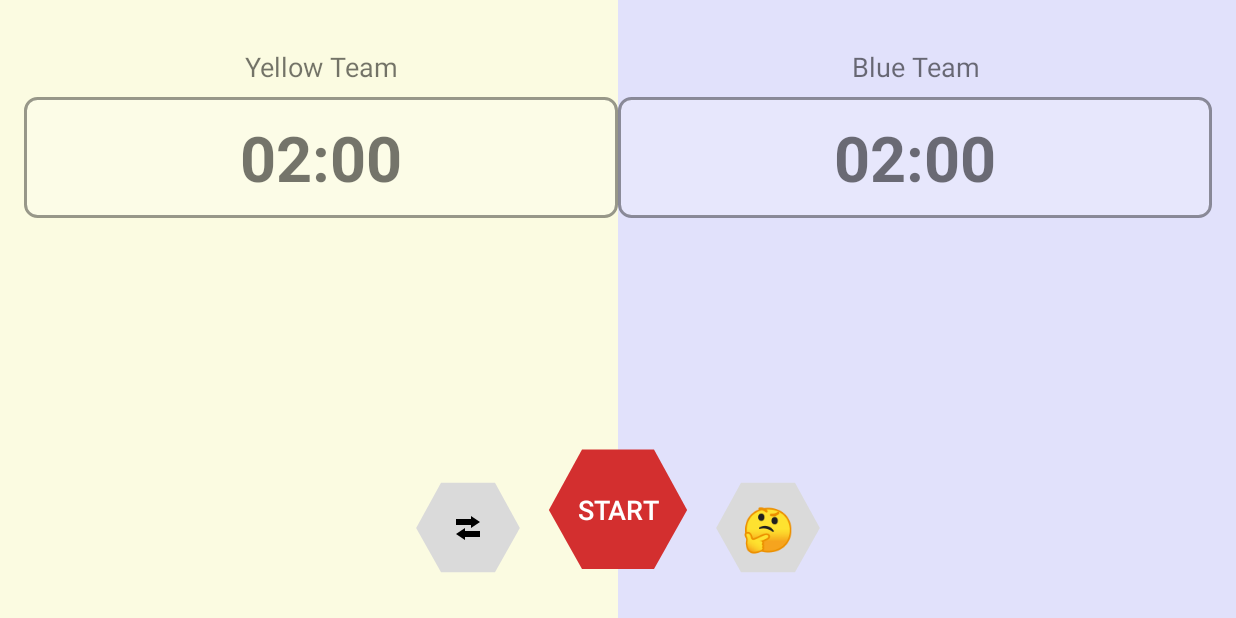
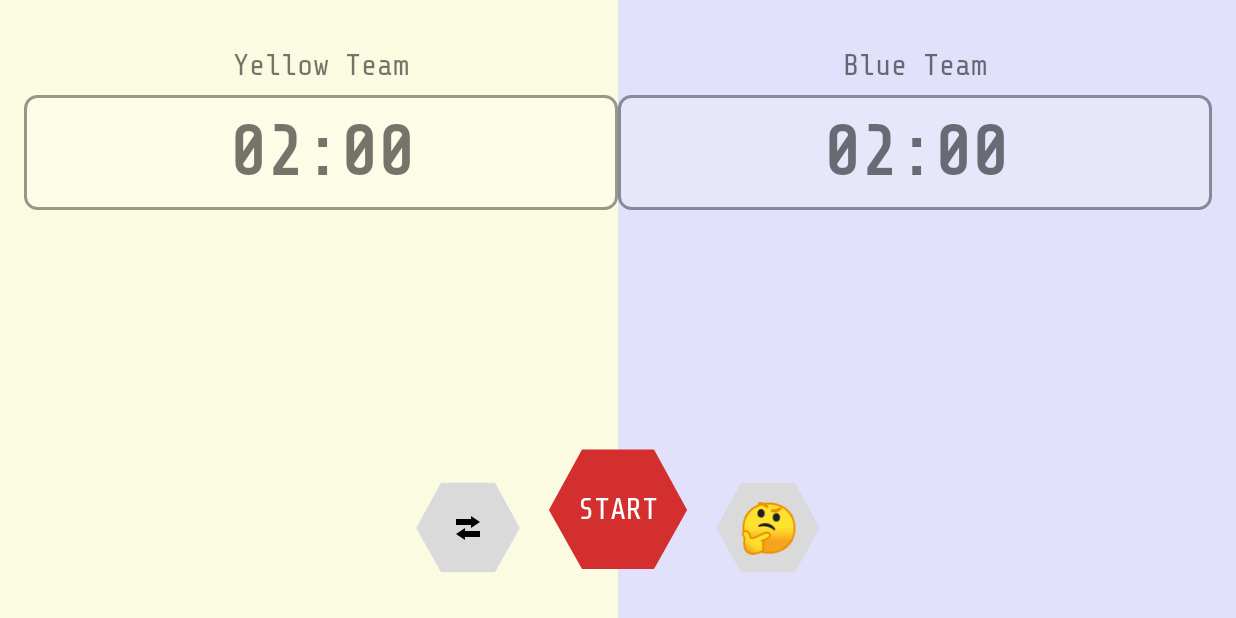
Before and after one commit to goldenratio1618/Minions-Timer, an Android app: the screen it shows after launch (MainActivity), on a phone screen of 824 x 412 dp (held sideways). Run offline under Robolectric (Android 15) with nearby library versions, the phone set to English and light mode, and no system bars.

Commit message:
Update fonts

```diff
--- a/app/src/main/res/layout/activity_main.xml
+++ b/app/src/main/res/layout/activity_main.xml
@@ -58,7 +58,7 @@
                         android:layout_width="match_parent"
                         android:layout_height="wrap_content"
                         android:text="Yellow Team"
-                        android:textSize="18sp"
+                        android:textSize="20sp"
                         android:gravity="center" />
 
                     <TextView
@@ -66,14 +66,15 @@
                         android:layout_width="match_parent"
                         android:layout_height="wrap_content"
                         android:text="00:00"
-                        android:textSize="42sp"
+                        android:textSize="46sp"
                         android:textStyle="bold"
                         android:gravity="center"
                         android:padding="12dp"
                         android:layout_marginTop="8dp"
                         android:background="@drawable/time_display_background"
                         android:clickable="true"
-                        android:focusable="true" />
+                        android:focusable="true"
+                        android:fontFeatureSettings="tnum" />
                 </LinearLayout>
 
                 <LinearLayout
@@ -87,7 +88,7 @@
                         android:layout_width="match_parent"
                         android:layout_height="wrap_content"
                         android:text="Blue Team"
-                        android:textSize="18sp"
+                        android:textSize="20sp"
                         android:gravity="center" />
 
                     <TextView
@@ -95,14 +96,15 @@
                         android:layout_width="match_parent"
                         android:layout_height="wrap_content"
                         android:text="00:00"
-                        android:textSize="42sp"
+                        android:textSize="46sp"
                         android:textStyle="bold"
                         android:gravity="center"
                         android:padding="12dp"
                         android:layout_marginTop="8dp"
                         android:background="@drawable/time_display_background"
                         android:clickable="true"
-                        android:focusable="true" />
+                        android:focusable="true"
+                        android:fontFeatureSettings="tnum" />
                 </LinearLayout>
             </LinearLayout>
         </LinearLayout>
@@ -121,7 +123,7 @@
                 android:layout_height="96dp"
                 android:text="START"
                 android:textColor="@android:color/white"
-                android:textSize="18sp"
+                android:textSize="20sp"
                 android:layout_centerHorizontal="true"
                 android:background="@drawable/hex_button"
                 android:backgroundTint="@color/red" />
@@ -150,7 +152,7 @@
                 android:background="@drawable/hex_button"
                 android:backgroundTint="@color/hex_neutral"
                 android:text="🤔"
-                android:textSize="28sp"
+                android:textSize="32sp"
                 android:textColor="@android:color/black" />
         </RelativeLayout>
     </RelativeLayout>
@@ -176,9 +178,10 @@
             android:layout_width="wrap_content"
             android:layout_height="wrap_content"
             android:text="00:00"
-            android:textSize="144sp"
+            android:textSize="158sp"
             android:textColor="@android:color/white"
-            android:layout_gravity="center" />
+            android:layout_gravity="center"
+            android:fontFeatureSettings="tnum" />
 
         <LinearLayout
             android:id="@+id/timerTopControlLayout"
@@ -197,7 +200,7 @@
                 android:background="@drawable/hex_button"
                 android:backgroundTint="@color/hex_neutral"
                 android:text="🤔"
-                android:textSize="28sp"
+                android:textSize="32sp"
                 android:textColor="@android:color/black" />
 
             <ImageButton
@@ -258,7 +261,7 @@
                     android:backgroundTint="@color/hex_neutral"
                     android:text="-30"
                     android:textColor="@android:color/black"
-                    android:textSize="22sp" />
+                    android:textSize="24sp" />
 
                 <ImageButton
                     android:id="@+id/pauseButton"
@@ -281,7 +284,7 @@
                     android:backgroundTint="@color/hex_neutral"
                     android:text="+30"
                     android:textColor="@android:color/black"
-                    android:textSize="22sp" />
+                    android:textSize="24sp" />
         </LinearLayout>
 
     </FrameLayout>
@@ -322,7 +325,7 @@
                     android:layout_height="72dp"
                     android:tag="1"
                     android:text="1"
-                    android:textSize="20sp" />
+                    android:textSize="22sp" />
 
                 <Button
                     android:id="@+id/keypadKey2"
@@ -330,7 +333,7 @@
                     android:layout_height="72dp"
                     android:tag="2"
                     android:text="2"
-                    android:textSize="20sp" />
+                    android:textSize="22sp" />
 
                 <Button
                     android:id="@+id/keypadKey3"
@@ -338,7 +341,7 @@
                     android:layout_height="72dp"
                     android:tag="3"
                     android:text="3"
-                    android:textSize="20sp" />
+                    android:textSize="22sp" />
 
                 <Button
                     android:id="@+id/keypadKey4"
@@ -346,7 +349,7 @@
                     android:layout_height="72dp"
                     android:tag="4"
                     android:text="4"
-                    android:textSize="20sp" />
+                    android:textSize="22sp" />
 
                 <Button
                     android:id="@+id/keypadKey5"
@@ -354,7 +357,7 @@
                     android:layout_height="72dp"
                     android:tag="5"
                     android:text="5"
-                    android:textSize="20sp" />
+                    android:textSize="22sp" />
 
                 <Button
                     android:id="@+id/keypadKey6"
@@ -362,7 +365,7 @@
                     android:layout_height="72dp"
                     android:tag="6"
                     android:text="6"
-                    android:textSize="20sp" />
+                    android:textSize="22sp" />
 
                 <Button
                     android:id="@+id/keypadKey7"
@@ -370,7 +373,7 @@
                     android:layout_height="72dp"
                     android:tag="7"
                     android:text="7"
-                    android:textSize="20sp" />
+                    android:textSize="22sp" />
 
                 <Button
                     android:id="@+id/keypadKey8"
@@ -378,7 +381,7 @@
                     android:layout_height="72dp"
                     android:tag="8"
                     android:text="8"
-                    android:textSize="20sp" />
+                    android:textSize="22sp" />
 
                 <Button
                     android:id="@+id/keypadKey9"
@@ -386,7 +389,7 @@
                     android:layout_height="72dp"
                     android:tag="9"
                     android:text="9"
-                    android:textSize="20sp" />
+                    android:textSize="22sp" />
 
                 <Button
                     android:id="@+id/keypadKey0"
@@ -394,7 +397,7 @@
                     android:layout_height="72dp"
                     android:tag="0"
                     android:text="0"
-                    android:textSize="20sp" />
+                    android:textSize="22sp" />
 
                 <ImageButton
                     android:id="@+id/keypadKeyEnter"
@@ -414,7 +417,7 @@
                     android:layout_height="72dp"
                     android:tag="backspace"
                     android:text="⌫"
-                    android:textSize="20sp" />
+                    android:textSize="22sp" />
             </GridLayout>
         </LinearLayout>
     </FrameLayout>
--- a/app/src/main/res/values/styles.xml
+++ b/app/src/main/res/values/styles.xml
@@ -2,6 +2,21 @@
 <resources>
     <!-- Base application theme. You can change the parent to your desired theme -->
     <style name="AppTheme" parent="Theme.AppCompat.Light.DarkActionBar">
-        <!-- Customize your theme here if needed -->
+        <item name="android:fontFamily">@font/share_tech_mono_regular</item>
+        <item name="android:textViewStyle">@style/AppTextView</item>
+        <item name="android:buttonStyle">@style/AppButton</item>
+        <item name="android:imageButtonStyle">@style/AppImageButton</item>
+    </style>
+
+    <style name="AppTextView" parent="Widget.AppCompat.TextView">
+        <item name="android:fontFamily">@font/share_tech_mono_regular</item>
+    </style>
+
+    <style name="AppButton" parent="Widget.AppCompat.Button">
+        <item name="android:fontFamily">@font/share_tech_mono_regular</item>
+    </style>
+
+    <style name="AppImageButton" parent="Widget.AppCompat.ImageButton">
+        <item name="android:fontFamily">@font/share_tech_mono_regular</item>
     </style>
 </resources>
```
Also changed, not shown: app/src/main/res/font/orbitron_wght.ttf (added), app/src/main/res/font/share_tech_mono_regular.ttf (added).
